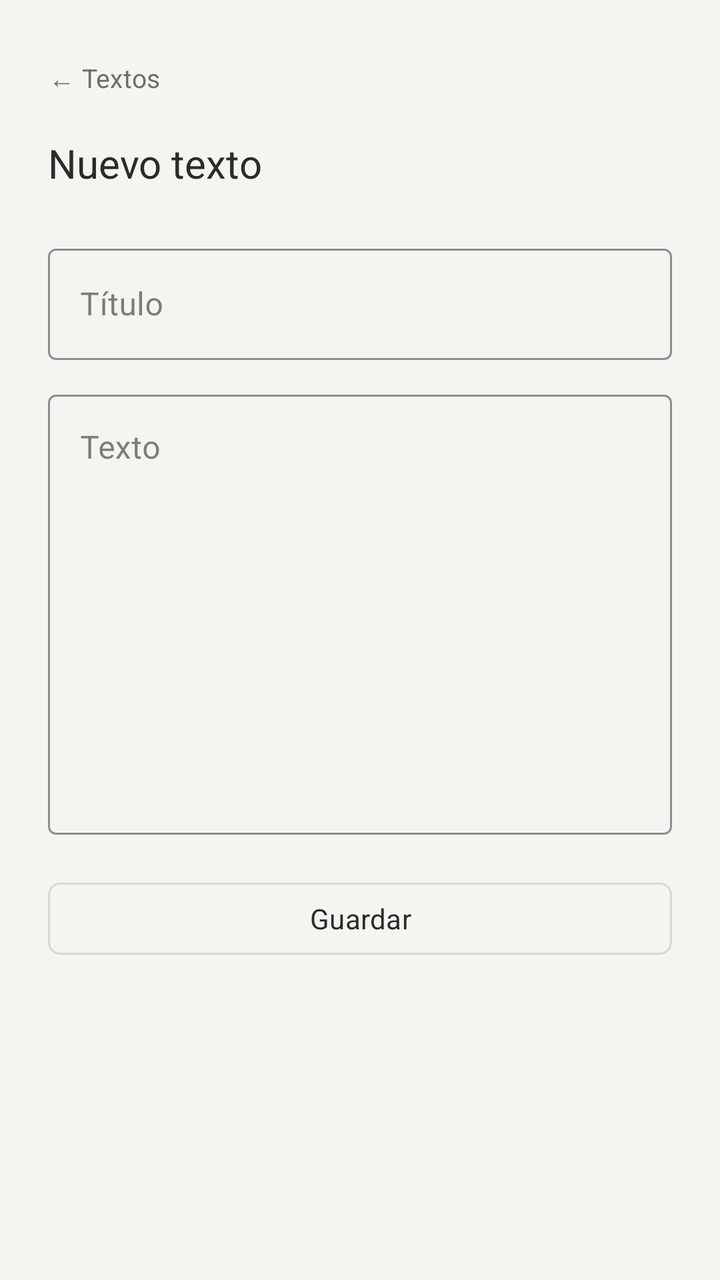
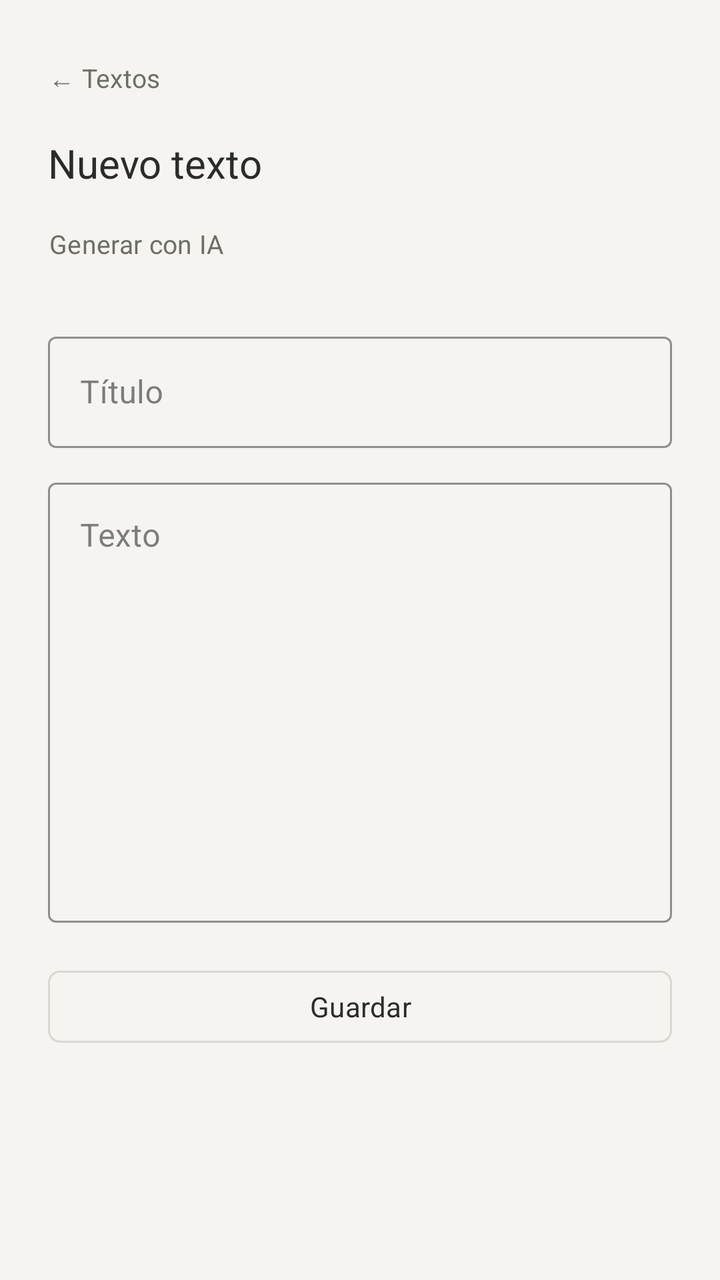

Two renders of the same Android screen: before a commit and after it. Below are the layout's source before the change and the commit's diff.
<!-- AndroidManifest.xml: application theme Theme.Leelo -->
<!-- res/layout/fragment_add_text.xml -->
<?xml version="1.0" encoding="utf-8"?>
<ScrollView xmlns:android="http://schemas.android.com/apk/res/android"
    xmlns:app="http://schemas.android.com/apk/res-auto"
    xmlns:tools="http://schemas.android.com/tools"
    android:layout_width="match_parent"
    android:layout_height="match_parent"
    android:background="@color/paper"
    android:fillViewport="true"
    tools:context=".presentation.ui.AddTextFragment">

    <LinearLayout
        android:layout_width="match_parent"
        android:layout_height="wrap_content"
        android:orientation="vertical"
        android:paddingStart="24dp"
        android:paddingTop="20dp"
        android:paddingEnd="24dp"
        android:paddingBottom="32dp">

        <com.google.android.material.button.MaterialButton
            android:id="@+id/backButton"
            style="@style/Widget.Leelo.TextButton"
            android:layout_width="wrap_content"
            android:layout_height="36dp"
            android:layout_marginStart="-8dp"
            android:minWidth="0dp"
            android:paddingStart="8dp"
            android:paddingEnd="8dp"
            android:text="← Textos"
            android:textSize="13sp" />

        <TextView
            android:layout_width="wrap_content"
            android:layout_height="wrap_content"
            android:layout_marginTop="12dp"
            android:text="Nuevo texto"
            android:textColor="?attr/colorOnSurface"
            android:textSize="20sp" />

        <com.google.android.material.textfield.TextInputLayout
            style="@style/Widget.MaterialComponents.TextInputLayout.OutlinedBox"
            android:layout_width="match_parent"
            android:layout_height="wrap_content"
            android:layout_marginTop="24dp"
            app:boxStrokeColor="?attr/colorOutline"
            app:hintTextColor="?attr/colorOnSurfaceVariant">

            <com.google.android.material.textfield.TextInputEditText
                android:id="@+id/inputTittle"
                android:layout_width="match_parent"
                android:layout_height="wrap_content"
                android:hint="Título"
                android:inputType="text"
                android:textColor="?attr/colorOnSurface" />

        </com.google.android.material.textfield.TextInputLayout>

        <com.google.android.material.textfield.TextInputLayout
            style="@style/Widget.MaterialComponents.TextInputLayout.OutlinedBox"
            android:layout_width="match_parent"
            android:layout_height="wrap_content"
            android:layout_marginTop="12dp"
            app:boxStrokeColor="?attr/colorOutline"
            app:hintTextColor="?attr/colorOnSurfaceVariant">

            <com.google.android.material.textfield.TextInputEditText
                android:id="@+id/inputText"
                android:layout_width="match_parent"
                android:layout_height="220dp"
                android:gravity="top|start"
                android:hint="Texto"
                android:inputType="textMultiLine"
                android:textColor="?attr/colorOnSurface" />

        </com.google.android.material.textfield.TextInputLayout>

        <com.google.android.material.button.MaterialButton
            android:id="@+id/save_text_button"
            style="@style/Widget.Leelo.OutlinedButton"
            android:layout_width="match_parent"
            android:layout_height="44dp"
            android:layout_marginTop="20dp"
            android:text="Guardar"
            android:textSize="14sp" />

    </LinearLayout>

</ScrollView>
<!-- resources referenced by this layout -->
<resources>
  <color name="paper">#FFF5F4F1</color>
  <style name="Widget.Leelo.OutlinedButton" parent="Widget.Material3.Button.OutlinedButton">
          <item name="cornerRadius">6dp</item>
          <item name="strokeWidth">1dp</item>
          <item name="strokeColor">?attr/colorOutline</item>
          <item name="backgroundTint">@android:color/transparent</item>
          <item name="android:textColor">?attr/colorOnSurface</item>
          <item name="android:textAllCaps">false</item>
          <item name="iconTint">?attr/colorOnSurface</item>
          <item name="android:stateListAnimator">@null</item>
      </style>
  <style name="Widget.Leelo.TextButton" parent="Widget.Material3.Button.TextButton">
          <item name="cornerRadius">6dp</item>
          <item name="backgroundTint">@android:color/transparent</item>
          <item name="android:textColor">?attr/colorOnSurfaceVariant</item>
          <item name="android:textAllCaps">false</item>
          <item name="android:stateListAnimator">@null</item>
      </style>
  <style name="Theme.Leelo" parent="Base.Theme.Leelo" />
  <style name="Base.Theme.Leelo" parent="Theme.Material3.DayNight.NoActionBar">
          <item name="colorPrimary">@color/accent</item>
          <item name="colorOnPrimary">@color/accent_on</item>
          <item name="colorSecondary">@color/accent</item>
          <item name="colorOnSecondary">@color/accent_on</item>
  
          <item name="android:colorBackground">@color/paper</item>
          <item name="colorOnBackground">@color/ink</item>
          <item name="colorSurface">@color/paper</item>
          <item name="colorOnSurface">@color/ink</item>
          <item name="colorSurfaceVariant">@color/paper</item>
          <item name="colorOnSurfaceVariant">@color/ink_muted</item>
          <item name="colorOutline">@color/line</item>
          <item name="colorOutlineVariant">@color/line</item>
          <item name="colorPrimaryContainer">@color/paper</item>
          <item name="colorSecondaryContainer">@color/paper</item>
  
          <item name="android:statusBarColor">@color/paper</item>
          <item name="android:windowLightStatusBar" tools:targetApi="m">true</item>
          <item name="android:navigationBarColor">@color/paper</item>
          <item name="android:windowBackground">@color/paper</item>
  
          <item name="android:fontFamily">sans-serif</item>
      </style>
  <color name="accent">#FF63635F</color>
  <color name="accent_on">#FFF5F4F1</color>
  <color name="ink">#FF2B2B28</color>
  <color name="ink_muted">#FF6E6E69</color>
  <color name="line">#FFD8D7D2</color>
</resources>

<!-- the commit's change to res/layout/fragment_add_text.xml (unified diff, before → after) -->
@@ -36,6 +36,114 @@
             android:text="Nuevo texto"
             android:textColor="?attr/colorOnSurface"
             android:textSize="20sp" />
+
+        <com.google.android.material.button.MaterialButton
+            android:id="@+id/showGenerateButton"
+            style="@style/Widget.Leelo.TextButton"
+            android:layout_width="wrap_content"
+            android:layout_height="36dp"
+            android:layout_marginStart="-8dp"
+            android:layout_marginTop="8dp"
+            android:minWidth="0dp"
+            android:paddingStart="8dp"
+            android:paddingEnd="8dp"
+            android:text="Generar con IA"
+            android:textSize="13sp" />
+
+        <LinearLayout
+            android:id="@+id/aiGenerateContainer"
+            android:layout_width="match_parent"
+            android:layout_height="wrap_content"
+            android:layout_marginTop="20dp"
+            android:orientation="vertical"
+            android:visibility="gone">
+
+            <TextView
+                android:layout_width="wrap_content"
+                android:layout_height="wrap_content"
+                android:text="Generar con IA"
+                android:textColor="?attr/colorOnSurface"
+                android:textSize="15sp" />
+
+            <com.google.android.material.textfield.TextInputLayout
+                style="@style/Widget.MaterialComponents.TextInputLayout.OutlinedBox"
+                android:layout_width="match_parent"
+                android:layout_height="wrap_content"
+                android:layout_marginTop="12dp"
+                app:boxStrokeColor="?attr/colorOutline"
+                app:hintTextColor="?attr/colorOnSurfaceVariant">
+
+                <com.google.android.material.textfield.TextInputEditText
+                    android:id="@+id/topicInput"
+                    android:layout_width="match_parent"
+                    android:layout_height="wrap_content"
+                    android:hint="Tema (ej. un viaje a Londres)"
+                    android:inputType="text"
+                    android:textColor="?attr/colorOnSurface" />
+
+            </com.google.android.material.textfield.TextInputLayout>
+
+            <TextView
+                android:layout_width="match_parent"
+                android:layout_height="wrap_content"
+                android:layout_marginTop="12dp"
+                android:text="Nivel de inglés"
+                android:textColor="?attr/colorOnSurfaceVariant"
+                android:textSize="12sp" />
+
+            <Spinner
+                android:id="@+id/levelSpinner"
+                android:layout_width="match_parent"
+                android:layout_height="48dp"
+                android:spinnerMode="dialog" />
+
+            <TextView
+                android:layout_width="match_parent"
+                android:layout_height="wrap_content"
+                android:layout_marginTop="8dp"
+                android:text="Palabras nuevas"
+                android:textColor="?attr/colorOnSurfaceVariant"
+                android:textSize="12sp" />
+
+            <Spinner
+                android:id="@+id/wordCountSpinner"
+                android:layout_width="match_parent"
+                android:layout_height="48dp"
+                android:spinnerMode="dialog" />
+
+            <com.google.android.material.materialswitch.MaterialSwitch
+                android:id="@+id/examplesSwitch"
+                android:layout_width="wrap_content"
+                android:layout_height="wrap_content"
+                android:layout_marginTop="4dp"
+                android:checked="true"
+                android:text="Incluir ejemplos"
+                android:textColor="?attr/colorOnSurface"
+                android:textSize="14sp" />
+
+            <com.google.android.material.button.MaterialButton
+                android:id="@+id/generateTextButton"
+                style="@style/Widget.Leelo.OutlinedButton"
+                android:layout_width="match_parent"
+                android:layout_height="44dp"
+                android:layout_marginTop="12dp"
+                android:text="Generar texto"
+                android:textSize="14sp" />
+
+            <TextView
+                android:id="@+id/generationStatusText"
+                android:layout_width="match_parent"
+                android:layout_height="wrap_content"
+                android:layout_marginTop="6dp"
+                android:textColor="?attr/colorOnSurfaceVariant"
+                android:textSize="12sp" />
+
+            <View
+                android:layout_width="match_parent"
+                android:layout_height="1dp"
+                android:layout_marginTop="16dp"
+                android:background="?attr/colorOutline" />
+        </LinearLayout>
 
         <com.google.android.material.textfield.TextInputLayout
             style="@style/Widget.MaterialComponents.TextInputLayout.OutlinedBox"
